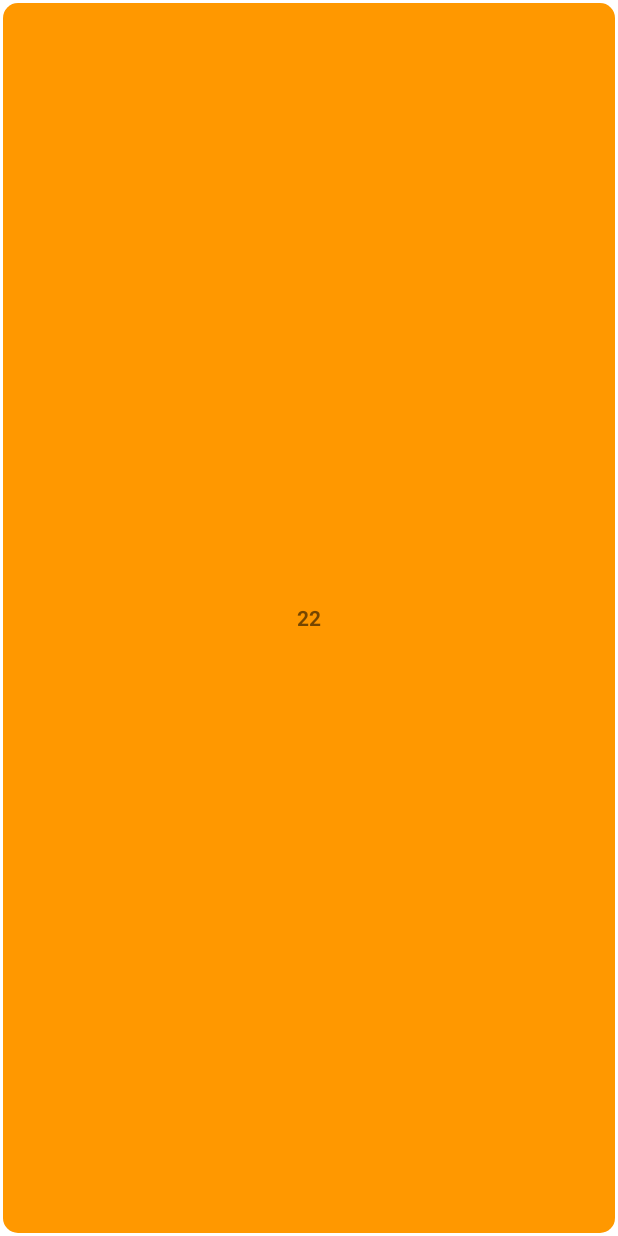
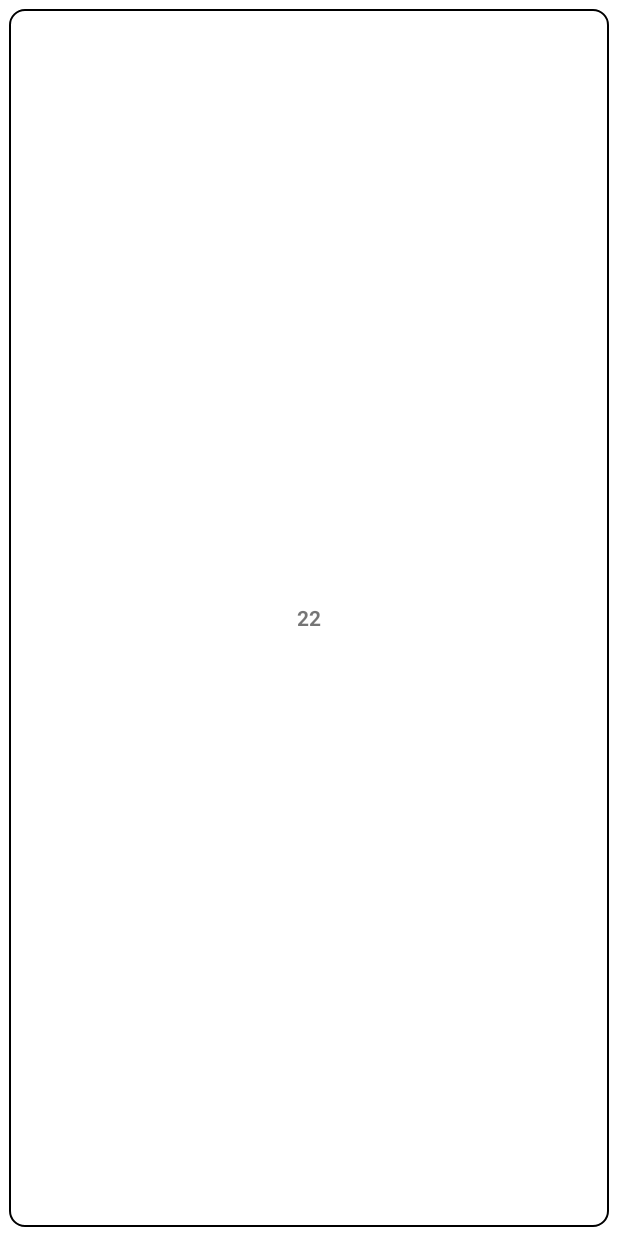
Before and after one commit to Nikhil-Wagh/ExpenditureOLD, an Android app: the layout calendar_day_layout.xml on its own in the app's theme, with its tools: preview values and no code run, on a phone screen of 412 x 824 dp. Run offline under Robolectric (Android 15) with nearby library versions, the phone set to English and light mode, and no system bars.

Commit message:
Select and deselect working properly now

```diff
--- a/app/src/main/res/drawable/border_calendar_date.xml
+++ b/app/src/main/res/drawable/border_calendar_date.xml
@@ -1,7 +1,10 @@
 <?xml version="1.0" encoding="utf-8"?>
 <shape xmlns:android="http://schemas.android.com/apk/res/android"
     android:shape="rectangle">
-    <solid android:color="@color/primary"></solid>
+    <stroke
+        android:width="1dp"
+        android:color="@color/black"></stroke>
+    <solid android:color="@color/white"></solid>
 
     <corners android:radius="@dimen/cardview_radius" />
 </shape>
--- a/app/src/main/res/layout/calendar_day_layout.xml
+++ b/app/src/main/res/layout/calendar_day_layout.xml
@@ -3,23 +3,24 @@
     xmlns:tools="http://schemas.android.com/tools"
     android:layout_width="match_parent"
     android:layout_height="match_parent"
-    android:layout_margin="2dp">
+    android:layout_margin="6dp">
 
-    <LinearLayout
-        android:layout_width="match_parent"
-        android:layout_height="match_parent"
-        android:background="@drawable/border_calendar_date"
-        android:padding="15dp">
+        <!--    <LinearLayout-->
+        <!--        android:layout_width="match_parent"-->
+        <!--        android:layout_height="match_parent"-->
+        <!--        android:background="@drawable/border_calendar_date"-->
+        <!--        android:padding="15dp">-->
 
         <TextView
             android:id="@+id/calendarDayText"
             android:layout_width="match_parent"
             android:layout_height="match_parent"
+            android:background="@drawable/border_calendar_date"
             android:gravity="center"
             android:textStyle="bold"
             tools:text="22" />
 
-    </LinearLayout>
+        <!--    </LinearLayout>-->
 
 </androidx.constraintlayout.widget.ConstraintLayout>
 
--- a/app/src/main/res/values/colors.xml
+++ b/app/src/main/res/values/colors.xml
@@ -9,9 +9,10 @@
     <color name="icons">#FFFFFF</color>
     <color name="divider">#BDBDBD</color>
     <color name="white">#FFFFFF</color>
-    <color name="color_today">#3F51B5</color>
+    <color name="color_today">#3333ff</color>
     <color name="black">#000000</color>
     <color name="color_selected_date">#FFEB3B</color>
     <color name="gray">#A9A9A9</color>
     <color name="ic_app_background">#5982A6</color>
+    <color name="color_selected_bg">#b3e0ff</color>
 </resources>
```
Also changed, not shown: app/src/main/java/com/example/expenditure/DayViewContainer.java (+9 -1 lines), app/src/main/java/com/example/expenditure/Home/HomeActivity.java (+18 -37 lines), app/src/main/res/layout/calendar_header.xml (deleted, +0 -11 lines).
